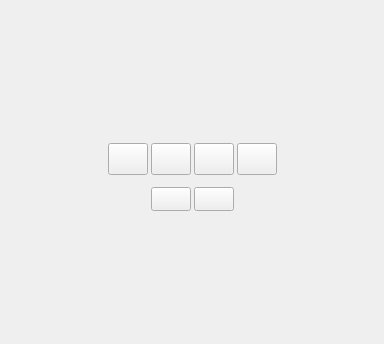
Old version of the form src/gui/music_control.ui in the repository univrsal/tuna.
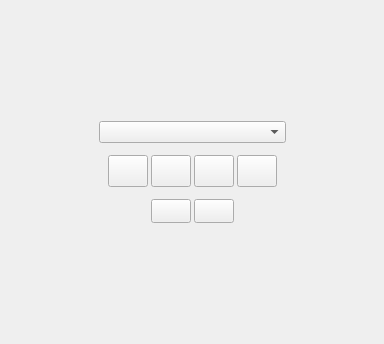
New version of the form. Icons and pictures are not drawn.

Commit message:
Added source drop down to dock
Closes #119

```diff
--- a/src/gui/music_control.ui
+++ b/src/gui/music_control.ui
@@ -59,6 +59,9 @@
         </property>
        </spacer>
       </item>
+      <item>
+       <widget class="QComboBox" name="cb_source"/>
+      </item>
       <item>
        <widget class="QWidget" name="control_widget" native="true">
         <layout class="QHBoxLayout" name="horizontalLayout">
```
The commit also changes 10 other files.
